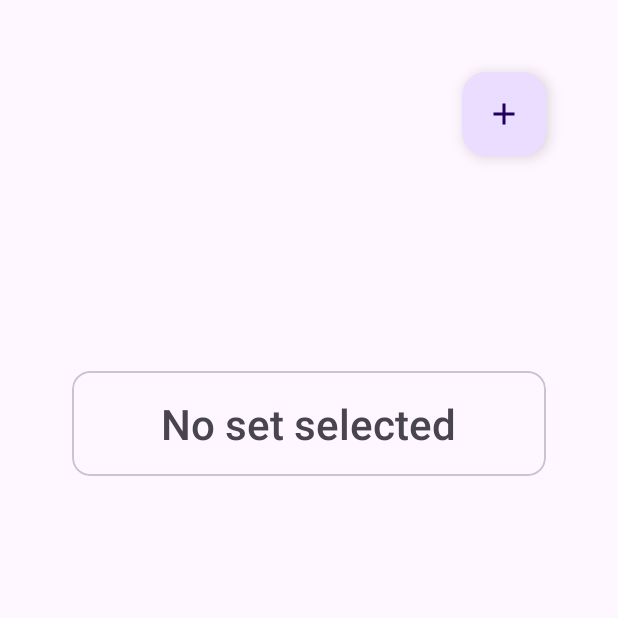
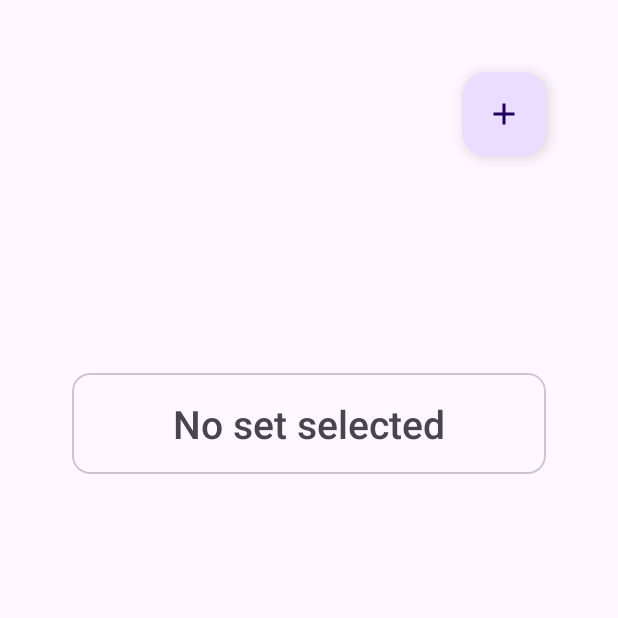
Before and after one commit to ZiqiZhouPhD/Flash-Card, an Android app built with Jetpack Compose: the screen it shows after launch (MainActivity), on a phone screen of 412 x 824 dp, the top half of it. Run offline under Robolectric (Android 15) with nearby library versions, the phone set to English and light mode, and no system bars; our stand-ins replace Dagger/Hilt's generated code, Room's generated code.

Commit message:
20241216 update

```diff
--- a/app/src/main/java/com/ziqiphyzhou/flashcard/card_database/data/repository/CardRepository.kt
+++ b/app/src/main/java/com/ziqiphyzhou/flashcard/card_database/data/repository/CardRepository.kt
@@ -32,5 +32,7 @@ interface CardRepository {
     suspend fun getVoices(coll: String?): Pair<String,String>
     suspend fun getDailyCount(coll: String?): Pair<String,Int>
     suspend fun setDailyCount(coll: String, date: String, count: Int): Boolean
+    suspend fun getCardFontSizes(coll: String?): Pair<Int,Int>
+    suspend fun isCollBijective(coll: String?): Boolean
 
 }
--- a/app/src/main/java/com/ziqiphyzhou/flashcard/card_main/business/CardDealer.kt
+++ b/app/src/main/java/com/ziqiphyzhou/flashcard/card_main/business/CardDealer.kt
@@ -9,6 +9,8 @@ interface CardDealer {
     suspend fun buryCard(isRemembered: Boolean)
     suspend fun setupDealer()
     suspend fun getCollName(): String?
+    suspend fun isCollBijective(): Boolean
+    suspend fun getFontSizes(): Pair<Int,Int>
 
     companion object {
         class CollectionMissingException: Exception()
--- a/app/src/main/java/com/ziqiphyzhou/flashcard/card_main/presentation/CardViewState.kt
+++ b/app/src/main/java/com/ziqiphyzhou/flashcard/card_main/presentation/CardViewState.kt
@@ -10,7 +10,11 @@ package com.ziqiphyzhou.flashcard.card_main.presentation
 // sealed classes are used to keep status
 sealed class CardViewState{
     data object Init: CardViewState()
-    data class ShowTitleOnly(val title: String, val body: String): CardViewState()
+    data class ShowTitleOnly(
+        val title: String,
+        val body: String,
+        val titleSize: Int,
+        val bodySize: Int): CardViewState()
     data object Freeze: CardViewState()
     data object CollectionEmpty: CardViewState()
     data object CollectionMissing: CardViewState()
--- a/app/src/main/java/com/ziqiphyzhou/flashcard/card_main/presentation/MainActivity.kt
+++ b/app/src/main/java/com/ziqiphyzhou/flashcard/card_main/presentation/MainActivity.kt
@@ -11,6 +11,7 @@ import android.opengl.Visibility
 import android.os.Bundle
 import android.speech.tts.TextToSpeech
 import android.util.Log
+import android.util.TypedValue
 import android.view.KeyEvent
 import android.view.MenuItem
 import android.view.View
@@ -36,6 +37,8 @@ import com.ziqiphyzhou.flashcard.databinding.ActivityMainBinding
 import com.ziqiphyzhou.flashcard.settings_manage.presentation.SettingsActivity
 import com.ziqiphyzhou.flashcard.shared.BOOKMARKS_JSON_DEFAULT
 import com.ziqiphyzhou.flashcard.shared.BOOKMARKS_SHAREDPREF_KEY
+import com.ziqiphyzhou.flashcard.shared.DEFAULT_BODY_SIZE
+import com.ziqiphyzhou.flashcard.shared.DEFAULT_TITLE_SIZE
 import dagger.hilt.android.AndroidEntryPoint
 import kotlinx.coroutines.CoroutineScope
 import kotlinx.coroutines.Dispatchers
@@ -187,11 +190,20 @@ class MainActivity : AppCompatActivity()
             setButtonEnabled(false)
         }
 
+        fun setToDisplayOnlyWithDefaultFontSizes(displayText: String){
+            binding.tvTitle.setTextSize(TypedValue.COMPLEX_UNIT_SP, DEFAULT_TITLE_SIZE.toFloat())
+            binding.tvBody.setTextSize(TypedValue.COMPLEX_UNIT_SP, DEFAULT_BODY_SIZE.toFloat())
+            setToDisplayOnly(displayText)
+        }
+
         CoroutineScope(Dispatchers.Main).launch {
             when (viewState) {
                 is CardViewState.ShowTitleOnly -> {
+                    binding.tvTitle.setTextSize(TypedValue.COMPLEX_UNIT_SP, viewState.titleSize.toFloat())
+                    binding.tvBody.setTextSize(TypedValue.COMPLEX_UNIT_SP, viewState.bodySize.toFloat())
                     setToDisplayOnly(viewState.title)
                     cardBodyText = viewState.body
+
                     binding.btnForgot.text = resources.getString(R.string.btn_hesitate)
                     if (!voiceMode) setButtonEnabled(true)
                     else {
@@ -211,9 +223,15 @@ class MainActivity : AppCompatActivity()
                     setButtonEnabled(false)
                 }
 
-                CardViewState.Init -> setToDisplayOnly("'${viewModel.getCollName()}'")
-                CardViewState.CollectionEmpty -> setToDisplayOnly("'${viewModel.getCollName()}' is empty")
-                CardViewState.CollectionMissing -> setToDisplayOnly("No set selected")
+                CardViewState.Init -> {
+                    setToDisplayOnlyWithDefaultFontSizes("'${viewModel.getCollName()}'")
+                }
+                CardViewState.CollectionEmpty -> {
+                    setToDisplayOnlyWithDefaultFontSizes("'${viewModel.getCollName()}' is empty")
+                }
+                CardViewState.CollectionMissing -> {
+                    setToDisplayOnlyWithDefaultFontSizes("No set selected")
+                }
             }
         }
     }
--- a/app/src/main/java/com/ziqiphyzhou/flashcard/shared/Constants.kt
+++ b/app/src/main/java/com/ziqiphyzhou/flashcard/shared/Constants.kt
@@ -5,3 +5,5 @@ const val BOOKMARKS_SHAREDPREF_KEY = "bookmarks"
 const val LEVEL_CAP = 10 // should be at least the bookmark length; LEVEL_MIN = 0
 const val ADD_NEW_CARD_AFTER_LEVEL = 2
 const val SHOW_BODY_AFTER_LEVEL = 2
+const val DEFAULT_TITLE_SIZE = 26
+const val DEFAULT_BODY_SIZE = 18
```
Also changed, not shown: app/src/main/java/com/ziqiphyzhou/flashcard/card_database/data/repository/database/CardRepositoryDatabase.kt (+38 -4 lines), app/src/main/java/com/ziqiphyzhou/flashcard/card_main/business/CardDealerImpl.kt (+19 -0 lines), app/src/main/java/com/ziqiphyzhou/flashcard/card_main/presentation/CardViewModel.kt (+13 -5 lines).
